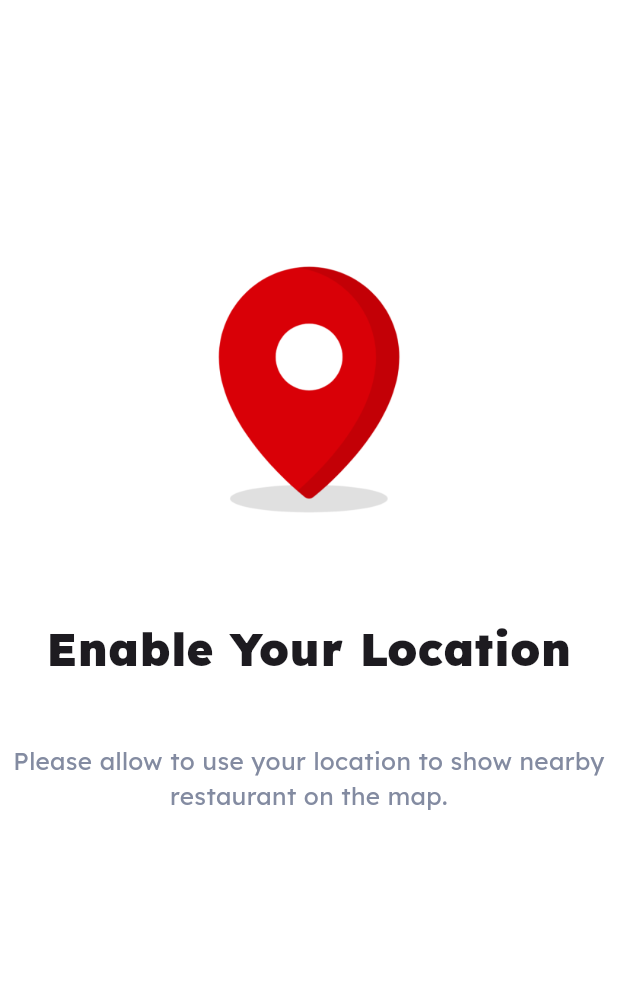
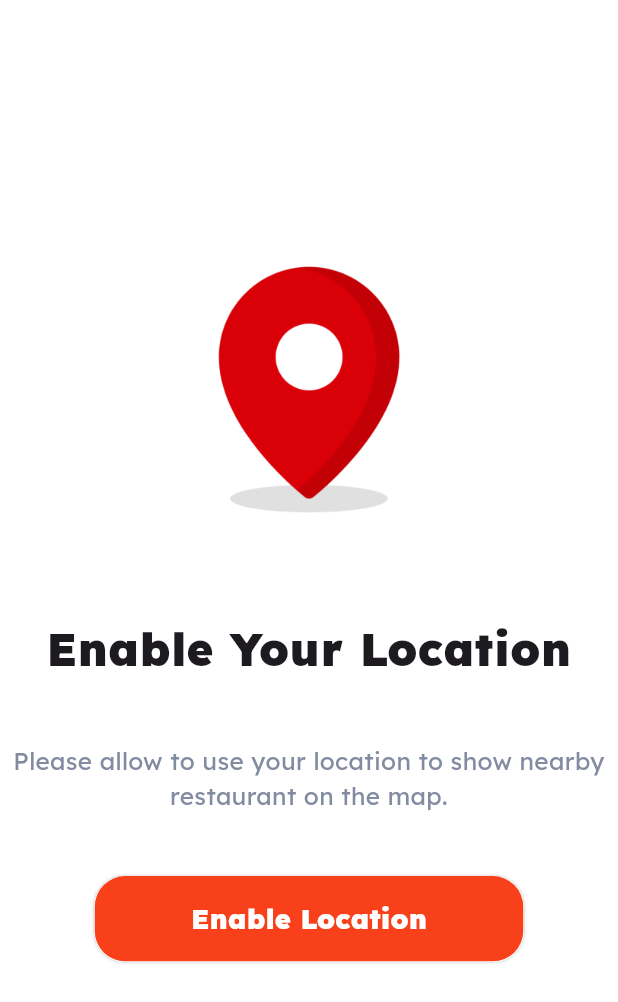
Before and after one commit to abhiabby3008/Bizilify-Delivery-Partner-App-, a Flutter app: the Location screen opened directly, on a phone screen of 412 x 824 dp. Shown: the top 1002 px of the screen. Run offline on Flutter 3.47's test engine with Material 3 defaults, Android fonts, the light colour scheme and no system bars; our stand-ins replace flutter_otp_text_field, flutter_screenutil; missing offline and left inert: countdown_progress_indicator, slide_action.

Commit message:
updated the changes

```diff
--- a/lib/screens/LocationScreen/components/location_screen_body.dart
+++ b/lib/screens/LocationScreen/components/location_screen_body.dart
@@ -48,15 +48,15 @@ class LocationBody extends StatelessWidget {
           SizedBox(
             height: 34.h,
           ),
-          // GlobalButtton(
-          //   pressed: () {
-          //     Navigator.push(
-          //         context, MaterialPageRoute(builder: (context) => const HomePage()));
-          //   },
-          //   height: 56.h,
-          //   width: 260.w,
-          //   text: "Enable Location",
-          // )
+          GlobalButtton(
+            pressed: () {
+              Navigator.push(context,
+                  MaterialPageRoute(builder: (context) => const HomePage()));
+            },
+            height: 56.h,
+            width: 260.w,
+            text: "Enable Location",
+          )
         ],
       ),
     );
```
